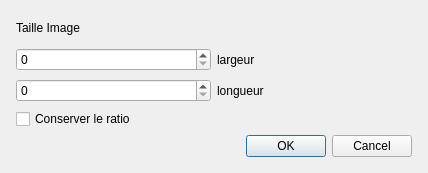
This is widgets/resizeimgwidget.ui in GLTron3000/IHM_Photos as Qt 5 draws it before an edit. The edited form follows.
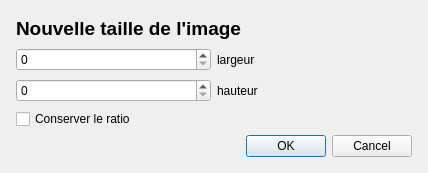
This is the edited form.

Patch:
```diff
--- a/widgets/resizeimgwidget.ui
+++ b/widgets/resizeimgwidget.ui
@@ -43,7 +43,7 @@
         </sizepolicy>
        </property>
        <property name="text">
-        <string>Taille Image</string>
+        <string>&lt;html&gt;&lt;head/&gt;&lt;body&gt;&lt;p&gt;&lt;span style=&quot; font-size:14pt; font-weight:600;&quot;&gt;Nouvelle taille de l'image&lt;/span&gt;&lt;/p&gt;&lt;/body&gt;&lt;/html&gt;</string>
        </property>
        <property name="textFormat">
         <enum>Qt::RichText</enum>
@@ -78,7 +78,7 @@
        <item>
         <widget class="QLabel" name="longueurLabel">
          <property name="text">
-          <string>longueur</string>
+          <string>hauteur</string>
          </property>
         </widget>
        </item>
```
Left out of the diff: 18 changed lines with no effect on the pictures.
